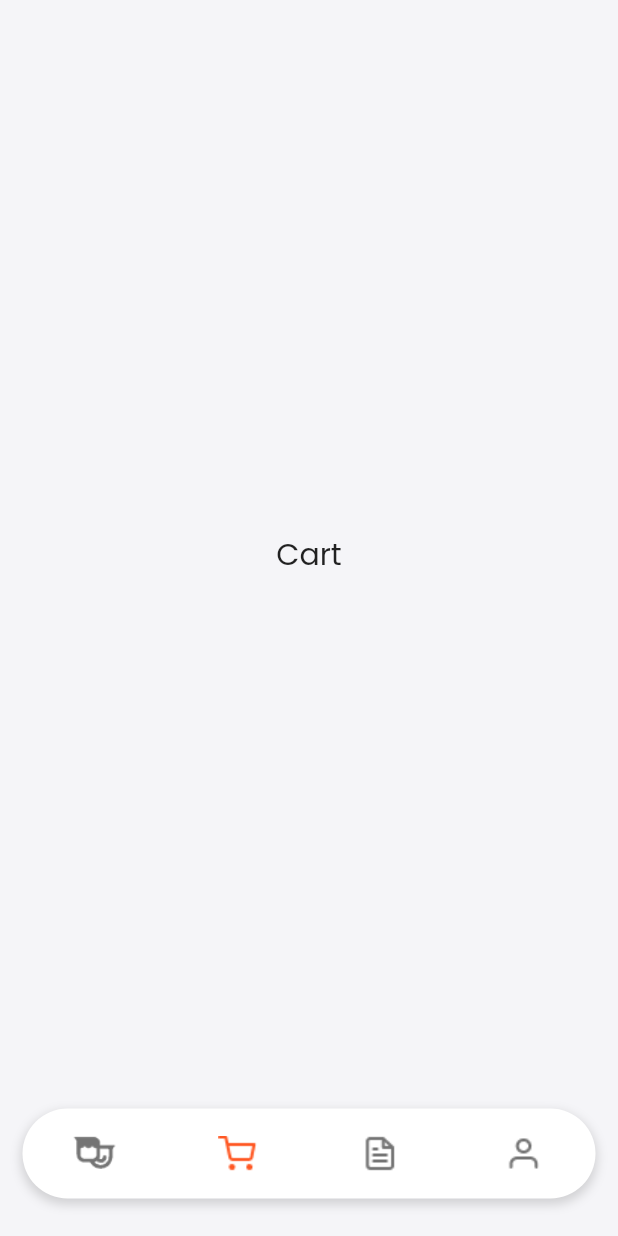
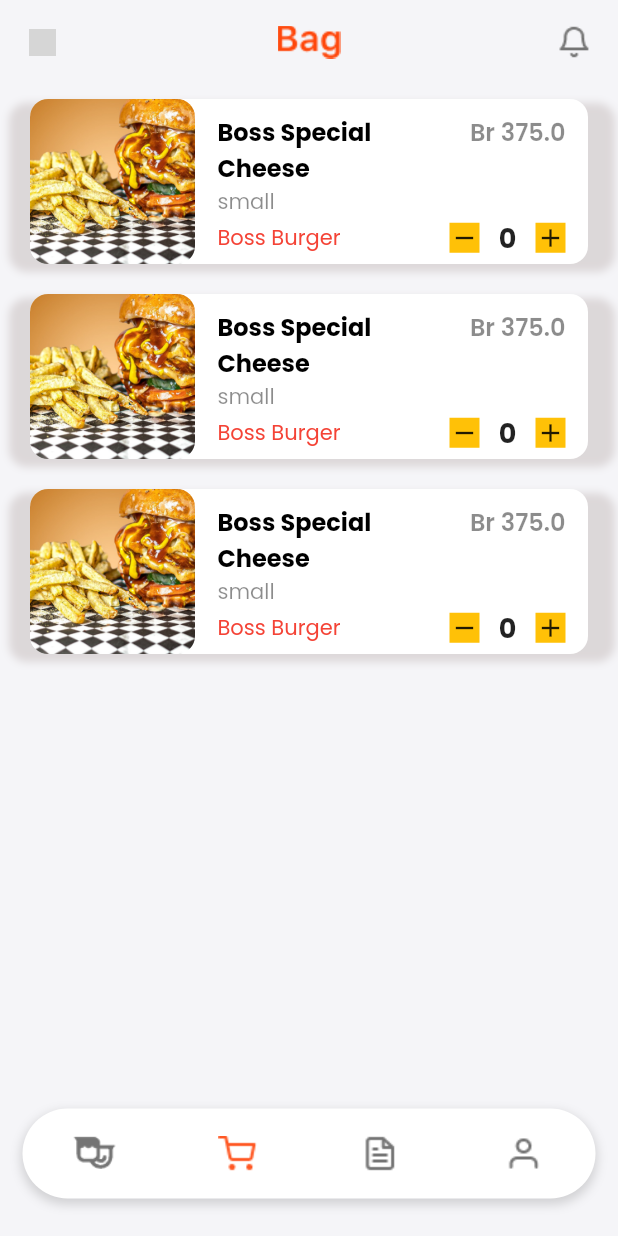
Before and after one commit to yonaries/beudelivery-clone, a Flutter app: the screen it shows after launch, item 2 of the bottom bar chosen, on a phone screen of 412 x 824 dp. Run offline on Flutter 3.47's test engine with Material 2 defaults, Android fonts, the phone set to English and light mode, and no system bars; drawn by our look-alikes of flutter_slidable; our stand-ins replace firebase_core, flutter_spinkit, google_fonts; accounts and stored records are empty; grey boxes are pictures that could not be loaded.

Commit message:
BagScreen finished

```diff
--- /dev/null
+++ b/userapp/lib/controller/bag_items_controller.dart
@@ -0,0 +1,42 @@
+import 'package:flutter/material.dart';
+import 'package:userapp/model/bag_item_model.dart';
+import 'package:userapp/model/similar_food_model.dart';
+import 'package:userapp/view/components/bag/bag_item.dart';
+import 'package:userapp/view/components/bag/bag_list_builder.dart';
+import 'package:userapp/view/components/food_datails/similar_foods.dart';
+
+List<CartItemsModel> cartList = [
+  CartItemsModel(
+    image: "lib/assets/special/chillyBurger.jpg",
+    itemName: "Boss Special Cheese",
+    itemprice: 375.0,
+    restaurant: "Boss Burger",
+    itemSize: 'small',
+    itemCount: 0,
+  ),
+  CartItemsModel(
+    image: "lib/assets/special/chillyBurger.jpg",
+    itemName: "Boss Special Cheese",
+    itemprice: 375.0,
+    restaurant: "Boss Burger",
+    itemSize: 'small',
+    itemCount: 0,
+  ),
+  CartItemsModel(
+    image: "lib/assets/special/chillyBurger.jpg",
+    itemName: "Boss Special Cheese",
+    itemprice: 375.0,
+    restaurant: "Boss Burger",
+    itemSize: 'small',
+    itemCount: 0,
+  ),
+];
+
+Widget bagItemContainer(
+    context, cartItemIncrementDecrementHandler, removeCartItem) {
+  if (cartList.isNotEmpty) {
+    return BagItemListBuilder(
+        context, cartItemIncrementDecrementHandler, removeCartItem);
+  }
+  return Center(child: Image.asset("lib/assets/icons/empty_bag_Image.png"));
+}
--- /dev/null
+++ b/userapp/lib/model/bag_item_model.dart
@@ -0,0 +1,17 @@
+class CartItemsModel {
+  String image;
+  String itemName;
+  double itemprice;
+  String restaurant;
+  String itemSize;
+  int itemCount;
+
+  CartItemsModel({
+    required this.image,
+    required this.itemName,
+    required this.itemprice,
+    required this.restaurant,
+    required this.itemSize,
+    required this.itemCount,
+  });
+}
--- a/userapp/lib/providers/navbar_provider.dart
+++ b/userapp/lib/providers/navbar_provider.dart
@@ -1,6 +1,8 @@
 import 'dart:developer';
 
 import 'package:flutter/material.dart';
+import 'package:userapp/view/screens/homepage.dart';
+import 'package:userapp/view/screens/navbar.dart';
 
 class NavBarController extends ChangeNotifier {
   int _currentPageIndex = 0;
@@ -9,6 +11,8 @@ class NavBarController extends ChangeNotifier {
 
   void changePage(page) {
     _currentPageIndex = page;
+    // Navigator.pushReplacement(
+    //     context, MaterialPageRoute(builder: (context) => const Navbar()));
     log(_currentPageIndex.toString());
     notifyListeners();
   }
--- a/userapp/lib/view/components/appbar.dart
+++ b/userapp/lib/view/components/appbar.dart
@@ -1,11 +1,13 @@
 import 'package:flutter/material.dart';
 import 'package:flutter/services.dart';
 
-AppBar topAppBar() {
+AppBar topAppBar({required String titleImage}) {
   return AppBar(
     backgroundColor: const Color.fromRGBO(245, 245, 248, 1),
     systemOverlayStyle: const SystemUiOverlayStyle(
-        statusBarColor: Color.fromRGBO(245, 245, 248, 1)),
+      statusBarColor: Color.fromRGBO(245, 245, 248, 1),
+      statusBarIconBrightness: Brightness.dark,
+    ),
     elevation: 0,
     centerTitle: true,
     leading: Padding(
@@ -20,6 +22,8 @@ AppBar topAppBar() {
         child: Image.asset("lib/assets/icons/bell.png"),
       )
     ],
-    title: SizedBox(child: Image.asset("lib/assets/images/beudelivery.png")),
+    title: SizedBox(child: Image.asset(titleImage)),
   );
 }
+
+    // title: SizedBox(child: Image.asset("lib/assets/images/beudelivery.png")),
--- /dev/null
+++ b/userapp/lib/view/components/bag/bag_item.dart
@@ -0,0 +1,223 @@
+import 'dart:developer';
+
+import 'package:flutter/material.dart';
+import 'package:flutter_slidable/flutter_slidable.dart';
+
+class BagItem extends StatefulWidget {
+  final int index;
+  final String image;
+  final String restaurant;
+  final double price;
+  final String foodName;
+  final String foodSize;
+  final int itemCount;
+  final Function cartItemIncrementDecrementHandler;
+  final Function removeCartItem;
+
+  const BagItem({
+    Key? key,
+    required this.index,
+    required this.image,
+    required this.restaurant,
+    required this.price,
+    required this.foodName,
+    required this.foodSize,
+    required this.itemCount,
+    required this.cartItemIncrementDecrementHandler,
+    required this.removeCartItem,
+  }) : super(key: key);
+
+  @override
+  State<BagItem> createState() => _BagItemState();
+}
+
+class _BagItemState extends State<BagItem> {
+  @override
+  Widget build(BuildContext context) {
+    int itemCount = widget.itemCount;
+    return Container(
+      margin: EdgeInsets.symmetric(vertical: 10, horizontal: 5),
+      padding: const EdgeInsets.symmetric(horizontal: 15),
+      height: 110,
+      decoration: BoxDecoration(
+        borderRadius: BorderRadius.circular(12),
+        boxShadow: [
+          BoxShadow(
+            color: Color.fromRGBO(204, 196, 196, 0.6),
+            blurRadius: 4,
+            spreadRadius: 1,
+            offset: Offset(2, 4),
+          ),
+        ],
+      ),
+      child: Slidable(
+        // slidable delete button
+        endActionPane: ActionPane(
+          motion: ScrollMotion(),
+          children: [
+            SlidableAction(
+              onPressed: (context) {
+                widget.removeCartItem(widget.index);
+              },
+              icon: Icons.delete_outline,
+              label: "Delete",
+              backgroundColor: Colors.red,
+              foregroundColor: Colors.white,
+              autoClose: true,
+            )
+          ],
+        ),
+
+        // Food Content
+        child: Row(
+          children: [
+            Container(
+              width: 110,
+              height: double.infinity,
+              decoration: BoxDecoration(
+                color: Colors.white,
+                borderRadius:
+                    BorderRadius.horizontal(left: Radius.circular(12)),
+              ),
+              child: ClipRRect(
+                borderRadius: BorderRadius.circular(12),
+                child: Image.asset(
+                  widget.image,
+                  fit: BoxFit.cover,
+                ),
+              ),
+            ),
+
+            // Right hand side texts
+            Expanded(
+              child: Container(
+                decoration: BoxDecoration(
+                  borderRadius:
+                      BorderRadius.horizontal(right: Radius.circular(12)),
+                  color: Colors.white,
+                ),
+                padding: EdgeInsets.symmetric(vertical: 10, horizontal: 15),
+                child: Column(
+                  crossAxisAlignment: CrossAxisAlignment.start,
+                  mainAxisAlignment: MainAxisAlignment.spaceBetween,
+                  children: [
+                    Column(
+                      mainAxisAlignment: MainAxisAlignment.spaceBetween,
+                      crossAxisAlignment: CrossAxisAlignment.start,
+                      children: [
+                        Row(
+                          mainAxisAlignment: MainAxisAlignment.spaceBetween,
+                          crossAxisAlignment: CrossAxisAlignment.start,
+                          children: [
+                            Flexible(
+                              flex: 2,
+                              child: Text(
+                                widget.foodName,
+                                style: TextStyle(
+                                  color: Colors.black,
+                                  fontSize: 16,
+                                  fontWeight: FontWeight.bold,
+                                ),
+                              ),
+                            ),
+                            Flexible(
+                              flex: 1,
+                              child: Text(
+                                "Br ${widget.price}",
+                                style: TextStyle(
+                                  color: Colors.black45,
+                                  fontSize: 16,
+                                  fontWeight: FontWeight.w600,
+                                ),
+                              ),
+                            ),
+                          ],
+                        ),
+                        Text(
+                          widget.foodSize,
+                          style: TextStyle(
+                            color: Colors.black45,
+                            fontSize: 14,
+                          ),
+                        ),
+                      ],
+                    ),
+                    Row(
+                      mainAxisAlignment: MainAxisAlignment.spaceBetween,
+                      crossAxisAlignment: CrossAxisAlignment.center,
+                      children: [
+                        Flexible(
+                          flex: 2,
+                          child: Text(
+                            widget.restaurant,
+                            style: TextStyle(
+                              color: Colors.red,
+                              fontSize: 14,
+                            ),
+                          ),
+                        ),
+                        Flexible(
+                          flex: 1,
+                          child: Row(
+                            mainAxisAlignment: MainAxisAlignment.spaceBetween,
+                            children: [
+                              GestureDetector(
+                                onTap: () {
+                                  setState(() {
+                                    itemCount = widget
+                                        .cartItemIncrementDecrementHandler(
+                                            false, widget.index);
+                                  });
+                                },
+                                child: Container(
+                                  color: Colors.amber,
+                                  child: Icon(
+                                    Icons.remove,
+                                    size: 20,
+                                  ),
+                                ),
+                              ),
+                              SizedBox(
+                                width: 28,
+                                child: Text(
+                                  "$itemCount",
+                                  textAlign: TextAlign.center,
+                                  style: TextStyle(
+                                    fontSize: 18,
+                                    fontWeight: FontWeight.bold,
+                                  ),
+                                ),
+                              ),
+                              GestureDetector(
+                                onTap: () {
+                                  setState(() {
+                                    itemCount = widget
+                                        .cartItemIncrementDecrementHandler(
+                                      true,
+                                      widget.index,
+                                    );
+                                  });
+                                },
+                                child: Container(
+                                  color: Colors.amber,
+                                  child: Icon(
+                                    Icons.add,
+                                    size: 20,
+                                  ),
+                                ),
+                              ),
+                            ],
+                          ),
+                        )
+                      ],
+                    )
+                  ],
+                ),
+              ),
+            )
+          ],
+        ),
+      ),
+    );
+  }
+}
--- /dev/null
+++ b/userapp/lib/view/components/bag/bag_list_builder.dart
@@ -0,0 +1,26 @@
+import 'package:flutter/material.dart';
+import 'package:userapp/controller/bag_items_controller.dart';
+import 'package:userapp/view/components/bag/bag_item.dart';
+
+
+
+SizedBox BagItemListBuilder(context, cartItemIncrementDecrementHandler, removeCartItem) {
+  return SizedBox(
+    child: ListView.builder(
+      itemCount: cartList.length,
+      itemBuilder: (BuildContext context, int index) {
+        return BagItem(
+            index: index,
+            image: cartList[index].image,
+            restaurant: cartList[index].restaurant,
+            price: cartList[index].itemprice,
+            foodName: cartList[index].itemName,
+            foodSize: cartList[index].itemSize,
+            itemCount: cartList[index].itemCount,
+            cartItemIncrementDecrementHandler:
+                cartItemIncrementDecrementHandler,
+            removeCartItem: removeCartItem);
+      },
+    ),
+  );
+}
--- a/userapp/lib/view/components/food_datails/similar_foods.dart
+++ b/userapp/lib/view/components/food_datails/similar_foods.dart
@@ -1,5 +1,5 @@
 import 'package:flutter/material.dart';
-import 'package:userapp/controller/food_detail/similar_foods_controller.dart';
+import 'package:userapp/controller/similar_foods_controller.dart';
 import 'package:userapp/view/screens/food_detail.dart';
 
 Container similarFoods(context) {
--- a/userapp/lib/view/components/order_details/order_detail_orders_component.dart
+++ b/userapp/lib/view/components/order_details/order_detail_orders_component.dart
@@ -1,11 +1,11 @@
 import 'package:flutter/material.dart';
 
 class OrderDetailOrderComponent extends StatelessWidget {
-  String foodName;
-  String foodType;
-  int? quantity;
-  double price;
-  OrderDetailOrderComponent({
+  final String foodName;
+  final String foodType;
+  final int? quantity;
+  final double price;
+  const OrderDetailOrderComponent({
     Key? key,
     required this.foodName,
     required this.foodType,
--- /dev/null
+++ b/userapp/lib/view/screens/bag.dart
@@ -0,0 +1,44 @@
+import 'dart:developer';
+
+import 'package:flutter/material.dart';
+import 'package:userapp/view/components/appbar.dart';
+import 'package:userapp/controller/bag_items_controller.dart';
+import 'package:userapp/view/components/bag/bag_item.dart';
+
+class BagScreen extends StatefulWidget {
+  const BagScreen({Key? key}) : super(key: key);
+
+  @override
+  State<BagScreen> createState() => _BagScreenState();
+}
+
+class _BagScreenState extends State<BagScreen> {
+  int cartItemIncrementDecrementHandler(bool increment, int index) {
+    if (increment) {
+      setState(() {
+        cartList[index].itemCount = cartList[index].itemCount + 1;
+      });
+    } else if (cartList[index].itemCount > 0) {
+      setState(() {
+        cartList[index].itemCount = cartList[index].itemCount - 1;
+      });
+    }
+    return cartList[index].itemCount;
+  }
+
+  void removeCartItem(int index) {
+    setState(() {
+      cartList.remove(cartList[index]);
+    });
+  }
+
+  @override
+  Widget build(BuildContext context) {
+    return Scaffold(
+      appBar: topAppBar(titleImage: "lib/assets/images/bag_text.png"),
+      backgroundColor: const Color.fromRGBO(245, 245, 248, 1),
+      body: bagItemContainer(
+          context, cartItemIncrementDecrementHandler, removeCartItem),
+    );
+  }
+}
--- a/userapp/lib/view/screens/food_detail.dart
+++ b/userapp/lib/view/screens/food_detail.dart
@@ -2,7 +2,7 @@ import 'dart:math';
 
 import 'package:flutter/material.dart';
 import 'package:provider/provider.dart';
-import 'package:userapp/controller/food_detail/similar_foods_controller.dart';
+import 'package:userapp/controller/similar_foods_controller.dart';
 import 'package:userapp/model/local_favorites_model.dart';
 import 'package:userapp/model/similar_food_model.dart';
 import 'package:userapp/model/special_offers_dataModel.dart';
--- a/userapp/lib/view/screens/homepage.dart
+++ b/userapp/lib/view/screens/homepage.dart
@@ -25,7 +25,7 @@ class _HomepageState extends State<Homepage> with TickerProviderStateMixin {
 
     return Scaffold(
       backgroundColor: const Color.fromRGBO(245, 245, 248, 1),
-      appBar: topAppBar(),
+      appBar: topAppBar(titleImage: "lib/assets/images/beudelivery.png"),
       body: DefaultTabController(
         length: 2,
         child: NestedScrollView(
--- a/userapp/lib/view/screens/navbar.dart
+++ b/userapp/lib/view/screens/navbar.dart
@@ -5,6 +5,7 @@ import 'package:provider/provider.dart';
 
 import 'package:userapp/providers/navbar_provider.dart';
 import 'package:userapp/view/components/nav_bottom.dart';
+import 'package:userapp/view/screens/bag.dart';
 import 'package:userapp/view/screens/homepage.dart';
 
 //* states
@@ -24,7 +25,7 @@ class _NavbarState extends State<Navbar> {
     // app pages
     const pages = [
       Center(child: Homepage()),
-      Center(child: Text("Cart", style: TextStyle(fontSize: 20))),
+      Center(child: BagScreen()),
       Center(child: Text("Orders", style: TextStyle(fontSize: 20))),
       Center(child: Text("Profile", style: TextStyle(fontSize: 20))),
     ];
--- a/userapp/pubspec.yaml
+++ b/userapp/pubspec.yaml
@@ -38,6 +38,7 @@ dependencies:
   flutter_spinkit: ^5.1.0
   flutter_staggered_grid_view: ^0.6.1
   provider: ^6.0.3
+  flutter_slidable: ^1.3.0
 
 dev_dependencies:
   flutter_test:
```
Also changed, not shown: userapp/lib/assets/icons/empty_bag_Image.png (added), userapp/lib/assets/images/bag_text.png (added), userapp/lib/controller/similar_foods_controller.dart (renamed from userapp/lib/controller/food_detail/similar_foods_controller.dart), userapp/pubspec.lock.
